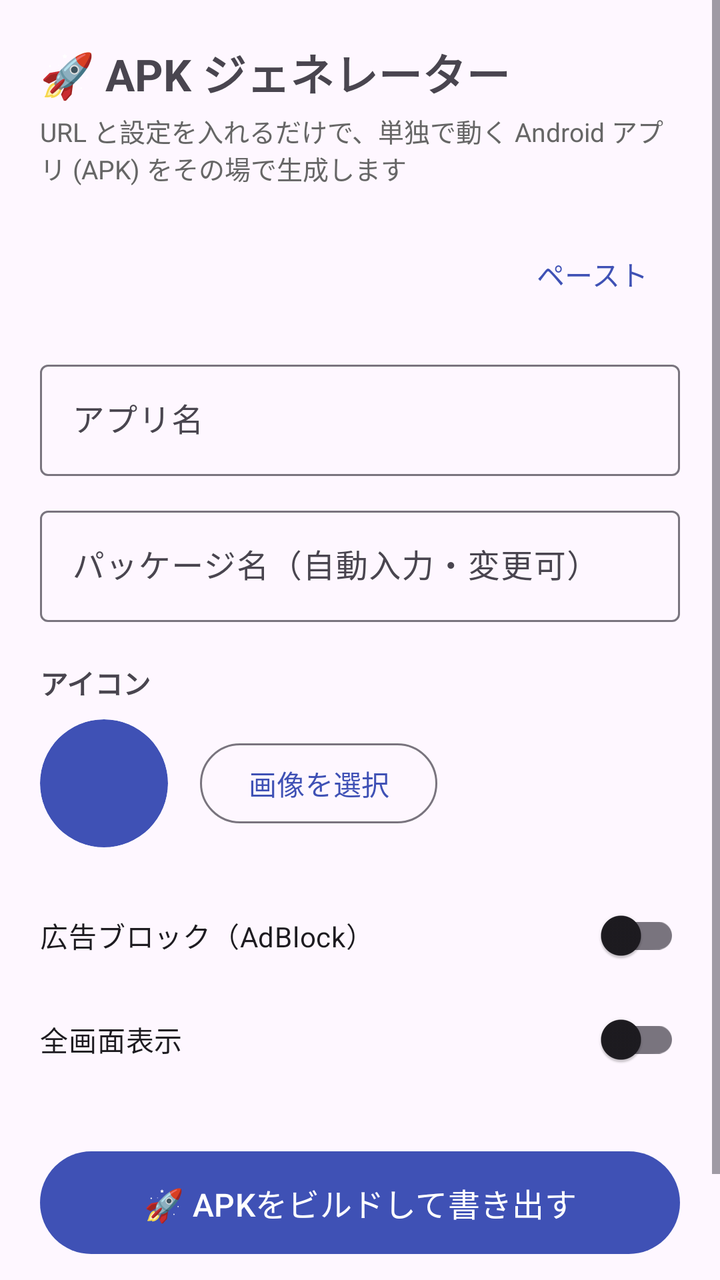
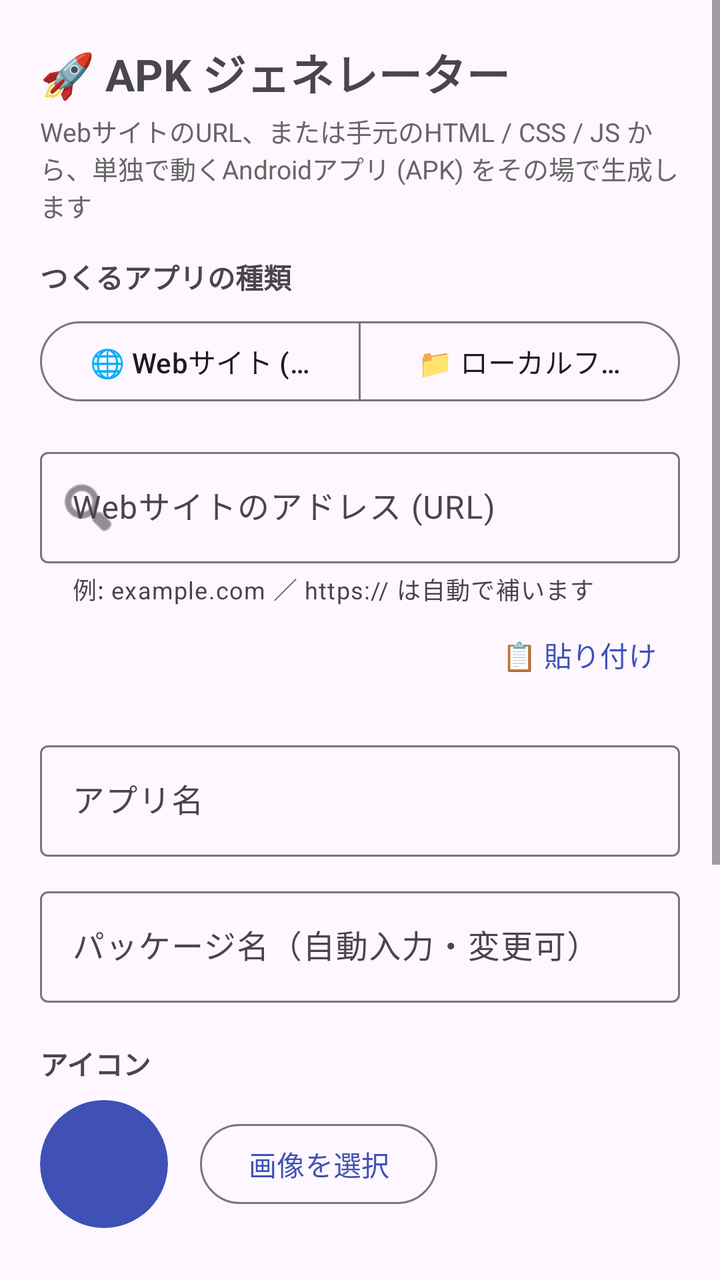

Compare the two renders of this Android layout. The source of the first and the diff that turns it into the second are given below.
<!-- AndroidManifest.xml: application theme Theme.WebToApp -->
<!-- res/layout/activity_main.xml -->
<?xml version="1.0" encoding="utf-8"?>
<ScrollView xmlns:android="http://schemas.android.com/apk/res/android"
    xmlns:app="http://schemas.android.com/apk/res-auto"
    android:layout_width="match_parent"
    android:layout_height="match_parent"
    android:fillViewport="true">

    <LinearLayout
        android:layout_width="match_parent"
        android:layout_height="wrap_content"
        android:orientation="vertical"
        android:padding="20dp">

        <TextView
            android:layout_width="wrap_content"
            android:layout_height="wrap_content"
            android:text="@string/generator_title"
            android:textSize="22sp"
            android:textStyle="bold" />

        <TextView
            android:layout_width="wrap_content"
            android:layout_height="wrap_content"
            android:layout_marginTop="4dp"
            android:layout_marginBottom="16dp"
            android:text="@string/generator_subtitle"
            android:textColor="@color/text_secondary"
            android:textSize="13sp" />

        <com.google.android.material.textfield.TextInputLayout
            android:layout_width="match_parent"
            android:layout_height="wrap_content"
            android:hint="@string/hint_url">

            <LinearLayout
                android:layout_width="match_parent"
                android:layout_height="wrap_content"
                android:orientation="horizontal"
                android:gravity="center_vertical">

                <com.google.android.material.textfield.TextInputEditText
                    android:id="@+id/et_url"
                    android:layout_width="0dp"
                    android:layout_height="wrap_content"
                    android:layout_weight="1"
                    android:inputType="textUri"
                    android:maxLines="1" />

                <com.google.android.material.button.MaterialButton
                    android:id="@+id/btn_paste"
                    style="@style/Widget.Material3.Button.TextButton"
                    android:layout_width="wrap_content"
                    android:layout_height="wrap_content"
                    android:text="@string/paste" />
            </LinearLayout>
        </com.google.android.material.textfield.TextInputLayout>

        <com.google.android.material.textfield.TextInputLayout
            android:layout_width="match_parent"
            android:layout_height="wrap_content"
            android:layout_marginTop="12dp"
            android:hint="@string/hint_name">

            <com.google.android.material.textfield.TextInputEditText
                android:id="@+id/et_name"
                android:layout_width="match_parent"
                android:layout_height="wrap_content"
                android:inputType="text"
                android:maxLines="1" />
        </com.google.android.material.textfield.TextInputLayout>

        <com.google.android.material.textfield.TextInputLayout
            android:layout_width="match_parent"
            android:layout_height="wrap_content"
            android:layout_marginTop="12dp"
            android:hint="@string/hint_package">

            <com.google.android.material.textfield.TextInputEditText
                android:id="@+id/et_package"
                android:layout_width="match_parent"
                android:layout_height="wrap_content"
                android:inputType="text"
                android:maxLines="1" />
        </com.google.android.material.textfield.TextInputLayout>

        <TextView
            android:layout_width="wrap_content"
            android:layout_height="wrap_content"
            android:layout_marginTop="20dp"
            android:text="@string/label_icon"
            android:textStyle="bold" />

        <LinearLayout
            android:layout_width="match_parent"
            android:layout_height="wrap_content"
            android:layout_marginTop="8dp"
            android:gravity="center_vertical"
            android:orientation="horizontal">

            <ImageView
                android:id="@+id/icon_preview"
                android:layout_width="64dp"
                android:layout_height="64dp"
                android:background="@drawable/icon_circle"
                android:clipToOutline="true"
                android:contentDescription="@string/label_icon"
                android:scaleType="centerCrop"
                android:src="@mipmap/ic_launcher" />

            <com.google.android.material.button.MaterialButton
                android:id="@+id/btn_pick_icon"
                style="@style/Widget.Material3.Button.OutlinedButton"
                android:layout_width="wrap_content"
                android:layout_height="wrap_content"
                android:layout_marginStart="16dp"
                android:text="@string/pick_icon" />
        </LinearLayout>

        <com.google.android.material.switchmaterial.SwitchMaterial
            android:id="@+id/sw_adblock"
            android:layout_width="match_parent"
            android:layout_height="wrap_content"
            android:layout_marginTop="20dp"
            android:text="@string/label_adblock" />

        <com.google.android.material.switchmaterial.SwitchMaterial
            android:id="@+id/sw_fullscreen"
            android:layout_width="match_parent"
            android:layout_height="wrap_content"
            android:layout_marginTop="4dp"
            android:text="@string/label_fullscreen" />

        <com.google.android.material.button.MaterialButton
            android:id="@+id/btn_build"
            android:layout_width="match_parent"
            android:layout_height="wrap_content"
            android:layout_marginTop="28dp"
            android:padding="14dp"
            android:text="@string/build_button"
            android:textSize="16sp" />

        <TextView
            android:layout_width="wrap_content"
            android:layout_height="wrap_content"
            android:layout_marginTop="12dp"
            android:layout_gravity="center_horizontal"
            android:text="@string/build_note"
            android:textColor="@color/text_secondary"
            android:textSize="12sp" />
    </LinearLayout>
</ScrollView>
<!-- resources referenced by this layout -->
<resources>
  <color name="text_secondary">#FF666666</color>
  <!-- drawable icon_circle (drawable) -->
  <?xml version="1.0" encoding="utf-8"?>
  <shape xmlns:android="http://schemas.android.com/apk/res/android" android:shape="oval">
      <solid android:color="@color/icon_bg" />
  </shape>
  <!-- mipmap ic_launcher (mipmap-anydpi-v26) -->
  <?xml version="1.0" encoding="utf-8"?>
  <adaptive-icon xmlns:android="http://schemas.android.com/apk/res/android">
      <background android:drawable="@drawable/ic_launcher_background" />
      <foreground android:drawable="@drawable/ic_launcher_foreground" />
  </adaptive-icon>
  <string name="build_button">🚀 APKをビルドして書き出す</string>
  <string name="build_note">生成したAPKは署名済みです。完了後、そのままインストールできます</string>
  <string name="generator_subtitle">URL と設定を入れるだけで、単独で動く Android アプリ (APK) をその場で生成します</string>
  <string name="generator_title">🚀 APK ジェネレーター</string>
  <string name="hint_name">アプリ名</string>
  <string name="hint_package">パッケージ名（自動入力・変更可）</string>
  <string name="hint_url">Web URL（例: https://example.com）</string>
  <string name="label_adblock">広告ブロック（AdBlock）</string>
  <string name="label_fullscreen">全画面表示</string>
  <string name="label_icon">アイコン</string>
  <string name="paste">ペースト</string>
  <string name="pick_icon">画像を選択</string>
  <style name="Theme.WebToApp" parent="Theme.Material3.DayNight.NoActionBar">
          <item name="colorPrimary">@color/primary</item>
          <item name="colorOnPrimary">@color/white</item>
          <item name="android:statusBarColor">@color/primary</item>
      </style>
  <color name="icon_bg">#FF3F51B5</color>
  <!-- drawable ic_launcher_background (drawable) -->
  <?xml version="1.0" encoding="utf-8"?>
  <vector xmlns:android="http://schemas.android.com/apk/res/android"
      android:width="108dp"
      android:height="108dp"
      android:viewportWidth="108"
      android:viewportHeight="108">
      <path android:fillColor="#FF3F51B5" android:pathData="M0,0h108v108h-108z" />
  </vector>
  <!-- drawable ic_launcher_foreground (drawable) -->
  <?xml version="1.0" encoding="utf-8"?>
  <vector xmlns:android="http://schemas.android.com/apk/res/android"
      android:width="108dp"
      android:height="108dp"
      android:viewportWidth="108"
      android:viewportHeight="108">
      <path
          android:fillColor="#FFFFFFFF"
          android:pathData="M30,30h48v40h-48z" />
      <path
          android:fillColor="#FF3F51B5"
          android:pathData="M30,30h48v8h-48z" />
      <path
          android:fillColor="#FF3F51B5"
          android:pathData="M34,44h28v4h-28zM34,52h40v4h-40zM34,60h20v4h-20z" />
      <path
          android:fillColor="#FFFFFFFF"
          android:pathData="M46,66l8,10l8,-10z" />
  </vector>
  <color name="primary">#FF3F51B5</color>
  <color name="white">#FFFFFFFF</color>
</resources>

<!-- the commit's change to res/layout/activity_main.xml (unified diff, before → after) -->
@@ -27,38 +27,112 @@
             android:textColor="@color/text_secondary"
             android:textSize="13sp" />
 
-        <com.google.android.material.textfield.TextInputLayout
-            android:layout_width="match_parent"
-            android:layout_height="wrap_content"
-            android:hint="@string/hint_url">
-
-            <LinearLayout
-                android:layout_width="match_parent"
-                android:layout_height="wrap_content"
-                android:orientation="horizontal"
-                android:gravity="center_vertical">
+        
+        <TextView
+            android:layout_width="wrap_content"
+            android:layout_height="wrap_content"
+            android:text="@string/label_mode"
+            android:textStyle="bold" />
+
+        <com.google.android.material.button.MaterialButtonToggleGroup
+            android:id="@+id/tg_mode"
+            android:layout_width="match_parent"
+            android:layout_height="wrap_content"
+            android:layout_marginTop="8dp"
+            app:singleSelection="true"
+            app:selectionRequired="true">
+
+            <com.google.android.material.button.MaterialButton
+                android:id="@+id/btn_mode_url"
+                style="@style/Widget.Material3.Button.OutlinedButton"
+                android:layout_width="0dp"
+                android:layout_height="wrap_content"
+                android:layout_weight="1"
+                android:text="@string/mode_url" />
+
+            <com.google.android.material.button.MaterialButton
+                android:id="@+id/btn_mode_file"
+                style="@style/Widget.Material3.Button.OutlinedButton"
+                android:layout_width="0dp"
+                android:layout_height="wrap_content"
+                android:layout_weight="1"
+                android:text="@string/mode_file" />
+        </com.google.android.material.button.MaterialButtonToggleGroup>
+
+        
+        <LinearLayout
+            android:id="@+id/group_url"
+            android:layout_width="match_parent"
+            android:layout_height="wrap_content"
+            android:layout_marginTop="16dp"
+            android:orientation="vertical">
+
+            <com.google.android.material.textfield.TextInputLayout
+                android:id="@+id/til_url"
+                android:layout_width="match_parent"
+                android:layout_height="wrap_content"
+                android:hint="@string/hint_url"
+                app:helperText="@string/hint_url_helper"
+                app:startIconDrawable="@android:drawable/ic_menu_search">
 
                 <com.google.android.material.textfield.TextInputEditText
                     android:id="@+id/et_url"
-                    android:layout_width="0dp"
+                    android:layout_width="match_parent"
                     android:layout_height="wrap_content"
-                    android:layout_weight="1"
                     android:inputType="textUri"
                     android:maxLines="1" />
-
-                <com.google.android.material.button.MaterialButton
-                    android:id="@+id/btn_paste"
-                    style="@style/Widget.Material3.Button.TextButton"
-                    android:layout_width="wrap_content"
-                    android:layout_height="wrap_content"
-                    android:text="@string/paste" />
-            </LinearLayout>
-        </com.google.android.material.textfield.TextInputLayout>
-
+            </com.google.android.material.textfield.TextInputLayout>
+
+            <com.google.android.material.button.MaterialButton
+                android:id="@+id/btn_paste"
+                style="@style/Widget.Material3.Button.TextButton"
+                android:layout_width="wrap_content"
+                android:layout_height="wrap_content"
+                android:layout_gravity="end"
+                android:text="@string/paste" />
+        </LinearLayout>
+
+        
+        <LinearLayout
+            android:id="@+id/group_file"
+            android:layout_width="match_parent"
+            android:layout_height="wrap_content"
+            android:layout_marginTop="16dp"
+            android:orientation="vertical"
+            android:visibility="gone">
+
+            <com.google.android.material.button.MaterialButton
+                android:id="@+id/btn_pick_files"
+                style="@style/Widget.Material3.Button.OutlinedButton"
+                android:layout_width="match_parent"
+                android:layout_height="wrap_content"
+                android:padding="14dp"
+                android:text="@string/pick_files" />
+
+            <TextView
+                android:id="@+id/tv_files"
+                android:layout_width="match_parent"
+                android:layout_height="wrap_content"
+                android:layout_marginTop="10dp"
+                android:text="@string/no_files_selected"
+                android:textColor="@color/text_secondary"
+                android:textSize="13sp" />
+
+            <TextView
+                android:layout_width="match_parent"
+                android:layout_height="wrap_content"
+                android:layout_marginTop="6dp"
+                android:text="@string/file_mode_note"
+                android:textColor="@color/text_secondary"
+                android:textSize="12sp" />
+        </LinearLayout>
+
+        
         <com.google.android.material.textfield.TextInputLayout
-            android:layout_width="match_parent"
-            android:layout_height="wrap_content"
-            android:layout_marginTop="12dp"
+            android:id="@+id/til_name"
+            android:layout_width="match_parent"
+            android:layout_height="wrap_content"
+            android:layout_marginTop="16dp"
             android:hint="@string/hint_name">
 
             <com.google.android.material.textfield.TextInputEditText
@@ -70,6 +144,7 @@
         </com.google.android.material.textfield.TextInputLayout>
 
         <com.google.android.material.textfield.TextInputLayout
+            android:id="@+id/til_package"
             android:layout_width="match_parent"
             android:layout_height="wrap_content"
             android:layout_marginTop="12dp"
@@ -83,6 +158,7 @@
                 android:maxLines="1" />
         </com.google.android.material.textfield.TextInputLayout>
 
+        
         <TextView
             android:layout_width="wrap_content"
             android:layout_height="wrap_content"
@@ -116,25 +192,125 @@
                 android:text="@string/pick_icon" />
         </LinearLayout>
 
-        <com.google.android.material.switchmaterial.SwitchMaterial
+        
+        <com.google.android.material.materialswitch.MaterialSwitch
             android:id="@+id/sw_adblock"
             android:layout_width="match_parent"
             android:layout_height="wrap_content"
             android:layout_marginTop="20dp"
             android:text="@string/label_adblock" />
 
-        <com.google.android.material.switchmaterial.SwitchMaterial
-            android:id="@+id/sw_fullscreen"
-            android:layout_width="match_parent"
-            android:layout_height="wrap_content"
-            android:layout_marginTop="4dp"
-            android:text="@string/label_fullscreen" />
+        <TextView
+            android:layout_width="match_parent"
+            android:layout_height="wrap_content"
+            android:text="@string/adblock_note"
+            android:textColor="@color/text_secondary"
+            android:textSize="12sp" />
+
+        
+        <LinearLayout
+            android:id="@+id/header_advanced"
+            android:layout_width="match_parent"
+            android:layout_height="wrap_content"
+            android:layout_marginTop="20dp"
+            android:background="?attr/selectableItemBackground"
+            android:gravity="center_vertical"
+            android:orientation="horizontal"
+            android:paddingTop="10dp"
+            android:paddingBottom="10dp">
+
+            <TextView
+                android:layout_width="0dp"
+                android:layout_height="wrap_content"
+                android:layout_weight="1"
+                android:text="@string/label_advanced"
+                android:textStyle="bold" />
+
+            <TextView
+                android:id="@+id/tv_advanced_arrow"
+                android:layout_width="wrap_content"
+                android:layout_height="wrap_content"
+                android:text="@string/expand"
+                android:textColor="@color/primary"
+                android:textSize="13sp" />
+        </LinearLayout>
+
+        <LinearLayout
+            android:id="@+id/group_advanced"
+            android:layout_width="match_parent"
+            android:layout_height="wrap_content"
+            android:orientation="vertical"
+            android:visibility="gone">
+
+            <TextView
+                android:layout_width="match_parent"
+                android:layout_height="wrap_content"
+                android:text="@string/label_min_sdk"
+                android:textSize="13sp" />
+
+            <Spinner
+                android:id="@+id/sp_min_sdk"
+                android:layout_width="match_parent"
+                android:layout_height="wrap_content"
+                android:layout_marginBottom="10dp" />
+
+            <TextView
+                android:layout_width="match_parent"
+                android:layout_height="wrap_content"
+                android:text="@string/label_target_sdk"
+                android:textSize="13sp" />
+
+            <Spinner
+                android:id="@+id/sp_target_sdk"
+                android:layout_width="match_parent"
+                android:layout_height="wrap_content"
+                android:layout_marginBottom="10dp" />
+
+            <TextView
+                android:layout_width="match_parent"
+                android:layout_height="wrap_content"
+                android:text="@string/label_orientation"
+                android:textSize="13sp" />
+
+            <Spinner
+                android:id="@+id/sp_orientation"
+                android:layout_width="match_parent"
+                android:layout_height="wrap_content"
+                android:layout_marginBottom="6dp" />
+
+            <com.google.android.material.materialswitch.MaterialSwitch
+                android:id="@+id/sw_fullscreen"
+                android:layout_width="match_parent"
+                android:layout_height="wrap_content"
+                android:layout_marginTop="4dp"
+                android:text="@string/label_fullscreen" />
+
+            <com.google.android.material.materialswitch.MaterialSwitch
+                android:id="@+id/sw_keep_screen_on"
+                android:layout_width="match_parent"
+                android:layout_height="wrap_content"
+                android:text="@string/label_keep_screen_on" />
+
+            <com.google.android.material.materialswitch.MaterialSwitch
+                android:id="@+id/sw_zoom"
+                android:layout_width="match_parent"
+                android:layout_height="wrap_content"
+                android:text="@string/label_zoom" />
+
+            <TextView
+                android:layout_width="match_parent"
+                android:layout_height="wrap_content"
+                android:layout_marginTop="4dp"
+                android:text="@string/advanced_note"
+                android:textColor="@color/text_secondary"
+                android:textSize="12sp" />
+        </LinearLayout>
 
         <com.google.android.material.button.MaterialButton
             android:id="@+id/btn_build"
             android:layout_width="match_parent"
             android:layout_height="wrap_content"
-            android:layout_marginTop="28dp"
+            android:layout_marginTop="24dp"
             android:padding="14dp"
             android:text="@string/build_button"
             android:textSize="16sp" />
<!-- resource entries referenced after the edit -->
@@ -12,17 +12,33 @@
       <background android:drawable="@drawable/ic_launcher_background" />
       <foreground android:drawable="@drawable/ic_launcher_foreground" />
   </adaptive-icon>
+  <string name="adblock_note">※ベータ機能：一部のサイトでデザインが崩れる場合があります（標準ではオフ）</string>
+  <string name="advanced_note">※最小対応バージョンを下げると、より古い端末でインストールできます。ターゲットバージョンは新しいほど最新のAndroidの振る舞いになります。</string>
   <string name="build_button">🚀 APKをビルドして書き出す</string>
   <string name="build_note">生成したAPKは署名済みです。完了後、そのままインストールできます</string>
-  <string name="generator_subtitle">URL と設定を入れるだけで、単独で動く Android アプリ (APK) をその場で生成します</string>
+  <string name="expand">開く ▼</string>
+  <string name="file_mode_note">index.html を起点に、選んだファイルを全部アプリに同梱します（ZIPは自動で展開）。ネット接続なしで動きます。</string>
+  <string name="generator_subtitle">WebサイトのURL、または手元のHTML / CSS / JS から、単独で動くAndroidアプリ (APK) をその場で生成します</string>
   <string name="generator_title">🚀 APK ジェネレーター</string>
   <string name="hint_name">アプリ名</string>
   <string name="hint_package">パッケージ名（自動入力・変更可）</string>
-  <string name="hint_url">Web URL（例: https://example.com）</string>
-  <string name="label_adblock">広告ブロック（AdBlock）</string>
-  <string name="label_fullscreen">全画面表示</string>
+  <string name="hint_url">Webサイトのアドレス (URL)</string>
+  <string name="hint_url_helper">例: example.com ／ https:// は自動で補います</string>
+  <string name="label_adblock">広告ブロック (Beta機能)</string>
+  <string name="label_advanced">⚙️ 詳細設定（対応Androidバージョン・画面の向きなど）</string>
+  <string name="label_fullscreen">全画面表示（ステータスバーを隠す）</string>
   <string name="label_icon">アイコン</string>
-  <string name="paste">ペースト</string>
+  <string name="label_keep_screen_on">画面の常時点灯</string>
+  <string name="label_min_sdk">最小対応Androidバージョン (minSdkVersion)</string>
+  <string name="label_mode">つくるアプリの種類</string>
+  <string name="label_orientation">画面の向き</string>
+  <string name="label_target_sdk">ターゲットバージョン (targetSdkVersion)</string>
+  <string name="label_zoom">拡大縮小（ピンチズーム）を許可</string>
+  <string name="mode_file">📁 ローカルファイル</string>
+  <string name="mode_url">🌐 Webサイト (URL)</string>
+  <string name="no_files_selected">まだファイルが選ばれていません</string>
+  <string name="paste">📋 貼り付け</string>
+  <string name="pick_files">📁 HTML / CSS / JS / ZIP を選択</string>
   <string name="pick_icon">画像を選択</string>
   <style name="Theme.WebToApp" parent="Theme.Material3.DayNight.NoActionBar">
           <item name="colorPrimary">@color/primary</item>
